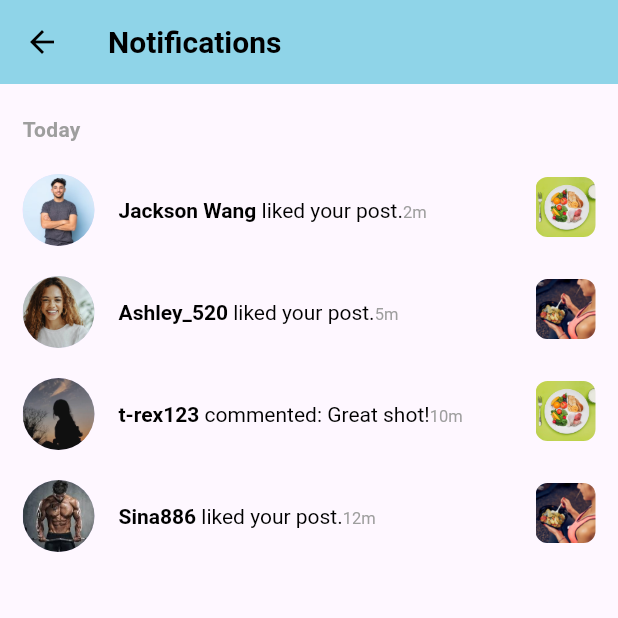
After one commit to RRTeoh/Mobile, a Flutter app: the FeedNoti screen opened directly, on a phone screen of 412 x 824 dp, the top half of it. The commit adds this screen. Run offline on Flutter 3.47's test engine with Material 3 defaults, Android fonts, the phone set to English and light mode, and no system bars; our stand-ins replace flutter_rating_bar, percent_indicator.

Commit message:
noti page

```diff
--- /dev/null
+++ b/lib/screens/feed_noti.dart
@@ -0,0 +1,108 @@
+import 'package:flutter/material.dart';
+
+class FeedNoti extends StatelessWidget {
+  const FeedNoti({super.key});
+
+  @override
+  Widget build(BuildContext context) {
+    // Grouped notifications by day label
+    final Map<String, List<Map<String, dynamic>>> groupedNotifications = {
+      "Today": [
+        {
+          "user": "Jackson Wang",
+          "avatar": "assets/images/pic1.jpg",
+          "action": "liked your post.",
+          "time": "2m",
+          "preview": "assets/images/post_pic1.jpg"
+        },
+        {
+          "user": "Ashley_520",
+          "avatar": "assets/images/pic3.jpg",
+          "action": "liked your post.",
+          "time": "5m",
+          "preview": "assets/images/post_pic2.jpg"
+        },
+        {
+          "user": "t-rex123",
+          "avatar": "assets/images/pic2.jpg",
+          "action": "commented: Great shot!",
+          "time": "10m",
+          "preview": "assets/images/post_pic1.jpg"
+        },
+        {
+          "user": "Sina886",
+          "avatar": "assets/images/pic4.jpg",
+          "action": "liked your post.",
+          "time": "12m",
+          "preview": "assets/images/post_pic2.jpg"
+        },
+      ],
+    };
+
+    return Scaffold(
+      appBar: AppBar(
+        backgroundColor: const Color(0xff8fd4e8),
+        elevation: 0,
+        title: const Text("Notifications", style: TextStyle(color: Colors.black, fontSize:20, fontWeight: FontWeight.bold,)),
+        iconTheme: const IconThemeData(color: Colors.black),
+      ),
+      body: ListView(
+        padding: const EdgeInsets.symmetric(vertical: 10, horizontal: 15),
+        children: groupedNotifications.entries.map((entry) {
+          final title = entry.key;
+          final items = entry.value;
+          return Column(
+            crossAxisAlignment: CrossAxisAlignment.start,
+            children: [
+              const SizedBox(height: 10),
+              Text(
+                title,
+                style: const TextStyle(fontWeight: FontWeight.bold, fontSize: 14, color: Colors.grey),
+              ),
+              const SizedBox(height: 10),
+              ...items.map((noti) => ListTile(
+                    contentPadding: const EdgeInsets.symmetric(vertical: 6),
+                    leading: CircleAvatar(
+                      radius: 24,
+                      backgroundImage: AssetImage(noti["avatar"]),
+                    ),
+                    title: RichText(
+                      text: TextSpan(
+                        children: [
+                          TextSpan(
+                            text: noti["user"],
+                            style: const TextStyle(fontWeight: FontWeight.bold, color: Colors.black),
+                          ),
+                          TextSpan(
+                            text: " ${noti["action"]}",
+                            style: const TextStyle(color: Colors.black),
+                          ),
+                          TextSpan(
+                            text:noti["time"],
+                            style: const TextStyle(fontSize: 11, color: Colors.grey),
+                          )
+                        ],
+                      ),
+                    ),
+                    trailing: Column(
+                      crossAxisAlignment: CrossAxisAlignment.end,
+                      children: [
+                        const SizedBox(height: 6),
+                        SizedBox(
+                          width: 40,
+                          height: 40,
+                          child: ClipRRect(
+                            borderRadius: BorderRadius.circular(8),
+                            child: Image.asset(noti["preview"], fit: BoxFit.cover),
+                          ),
+                        )
+                      ],
+                    ),
+                  ))
+            ],
+          );
+        }).toList(),
+      ),
+    );
+  }
+}
--- a/lib/screens/feed_page.dart
+++ b/lib/screens/feed_page.dart
@@ -2,35 +2,38 @@ import 'package:flutter/material.dart';
 import 'package:asgm1/details/story.dart';
 import 'package:asgm1/details/post.dart';
 import 'package:asgm1/screens/chat_page.dart';
+import 'package:asgm1/screens/feed_noti.dart';
 
 class FeedPage extends StatelessWidget {
   const FeedPage({super.key});
-
 
   @override
   Widget build(BuildContext context) {
     return Scaffold(
       appBar: AppBar(
-        backgroundColor: Color(0xff8fd4e8),
+        backgroundColor: const Color(0xff8fd4e8),
         toolbarHeight: 50,
         elevation: 0,
         title: Row(
           mainAxisAlignment: MainAxisAlignment.spaceBetween,
           children: [
-            Row(
+            GestureDetector(
+              onTap: () {
+                Navigator.push(
+                  context,
+                  MaterialPageRoute(builder: (context) => const FeedNoti()),
+                );
+              },
+              child: Stack(
                 children: [
-                //Icon(Icons.list, size: 25),
-                //SizedBox(width: 15),
-                Stack(
-                  children: [
-                    Icon(Icons.notifications_none, size: 25),
+                  const Icon(Icons.notifications_none, size: 25),
                   Positioned(
                     right: 0,
                     top: 0,
                     child: CircleAvatar(
                       radius: 6,
                       backgroundColor: Colors.red,
-                        child: Text(
+                      child: const Text(
                         '1',
                         style: TextStyle(fontSize: 8, color: Colors.white),
                       ),
@@ -38,11 +41,10 @@ class FeedPage extends StatelessWidget {
                   ),
                 ],
               ),
-              ],
             ),
 
-            Padding(
-              padding: const EdgeInsets.only(left:40),
+            const Padding(
+              padding: EdgeInsets.only(left: 40),
               child: Text(
                 "Feeds",
                 style: TextStyle(
@@ -53,12 +55,10 @@ class FeedPage extends StatelessWidget {
               ),
             ),
 
-
-
             Row(
               children: [
-                Icon(Icons.add_box_outlined, size: 22),
-                SizedBox(width: 10),
+                const Icon(Icons.add_box_outlined, size: 22),
+                const SizedBox(width: 10),
                 GestureDetector(
                   onTap: () {
                     Navigator.push(
@@ -68,14 +68,14 @@ class FeedPage extends StatelessWidget {
                   },
                   child: Stack(
                     children: [
-                      Icon(Icons.chat_bubble_outline, size: 22),
+                      const Icon(Icons.chat_bubble_outline, size: 22),
                       Positioned(
                         right: 0,
                         top: 0,
                         child: CircleAvatar(
                           radius: 5,
                           backgroundColor: Colors.red,
-                          child: Text(
+                          child: const Text(
                             '2',
                             style: TextStyle(fontSize: 7, color: Colors.white),
                           ),
@@ -89,13 +89,12 @@ class FeedPage extends StatelessWidget {
           ],
         ),
       ),
-
       body: Container(
         color: Colors.white,
         child: ListView(
           children: [
             storySection(),
-            SizedBox(height: 5),
+            const SizedBox(height: 5),
             Posts(
               username: 'Jackson Wang',
               userImage: 'assets/images/pic1.jpg',
@@ -116,7 +115,7 @@ class FeedPage extends StatelessWidget {
               caption: 'Fuel your body with good food and strong intentions!',
               timeAgo: '12 minutes ago',
               initialLikes: 12,
-              initialComments:[
+              initialComments: [
                 {"user": "Sina886", "comment": "Burning!!", "avatar": "assets/images/pic4.jpg", "time": "5m"},
                 {"user": "Jackson Wang", "comment": "Love it", "avatar": "assets/images/pic1.jpg", "time": "4m"},
                 {"user": "Ryu_Ken", "comment": "Rock it", "avatar": "assets/images/pic6.jpg", "time": "just now"},
```
Lines whose indentation alone changed are shown as unchanged.
